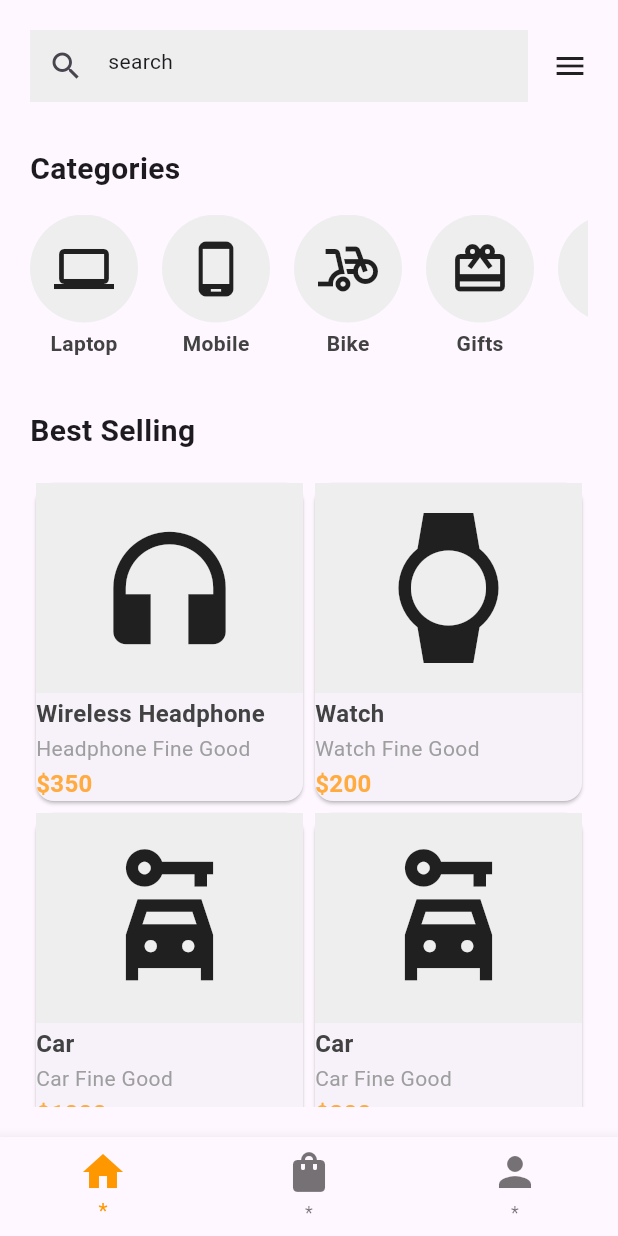
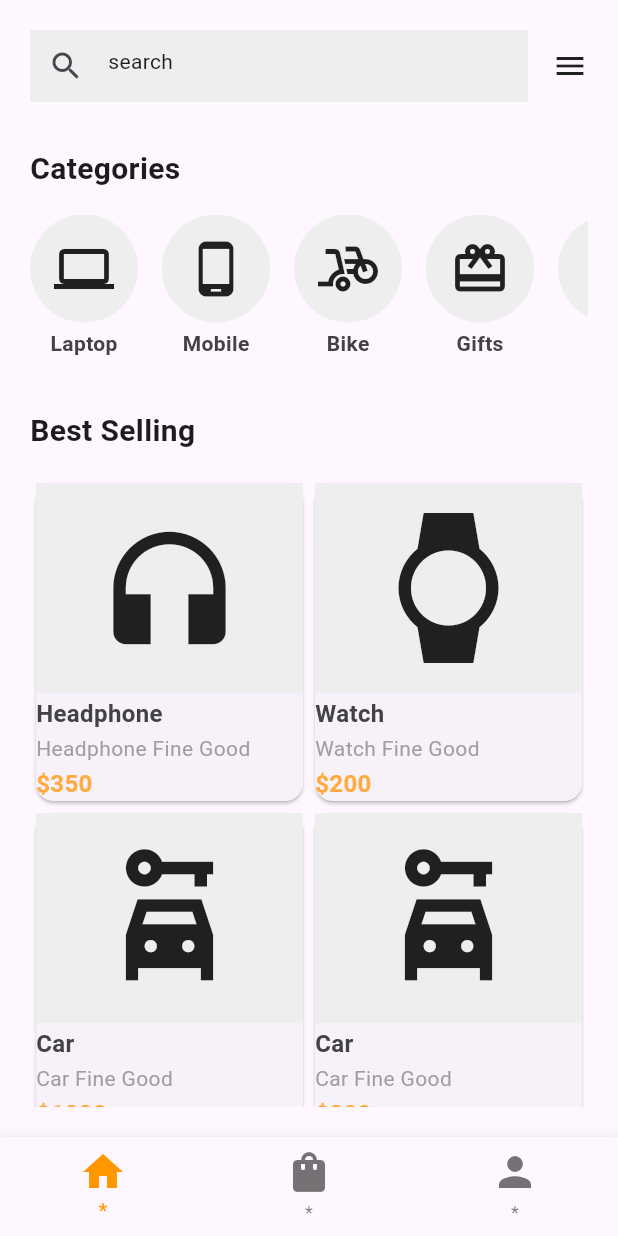
Before and after one commit to OmarElsaeed/Flutter-Apps-, a Flutter app: the screen it shows after launch, on a phone screen of 412 x 824 dp. Run offline on Flutter 3.47's test engine with Material 3 defaults, Android fonts, the phone set to English and light mode, and no system bars.

Commit message:
ecommerce_ui README

```diff
--- a/ecommerce_ui/lib/Home.dart
+++ b/ecommerce_ui/lib/Home.dart
@@ -18,7 +18,7 @@ class _HomeState extends State<Home> {
   ];
 
  List items = [
-     { "title": "Wireless Headphone", "iconName": Icons.headphones, "description": "Headphone Fine Good", "price": "\$350"},
+     { "title": "Headphone", "iconName": Icons.headphones, "description": "Headphone Fine Good", "price": "\$350"},
      { "title": "Watch", "iconName": Icons.watch, "description": "Watch Fine Good", "price": "\$200"},
      { "title": "Car", "iconName": Icons.car_rental_sharp, "description": "Car Fine Good", "price": "\$1000"},
      { "title": "Car", "iconName": Icons.car_rental_sharp, "description": "Car Fine Good", "price": "\$200"},
```
Also changed, not shown: ecommerce_ui/resources/demo.gif (added), ecommerce_ui/resources/details.png (added), ecommerce_ui/resources/home.png (added), 5 other files.
